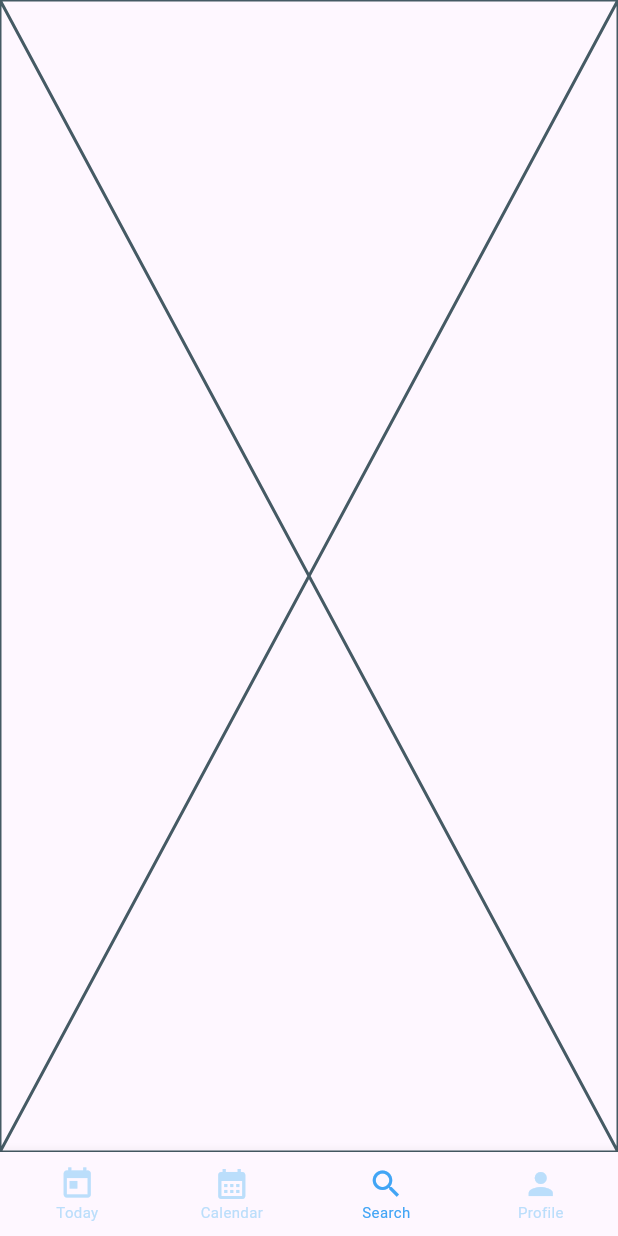
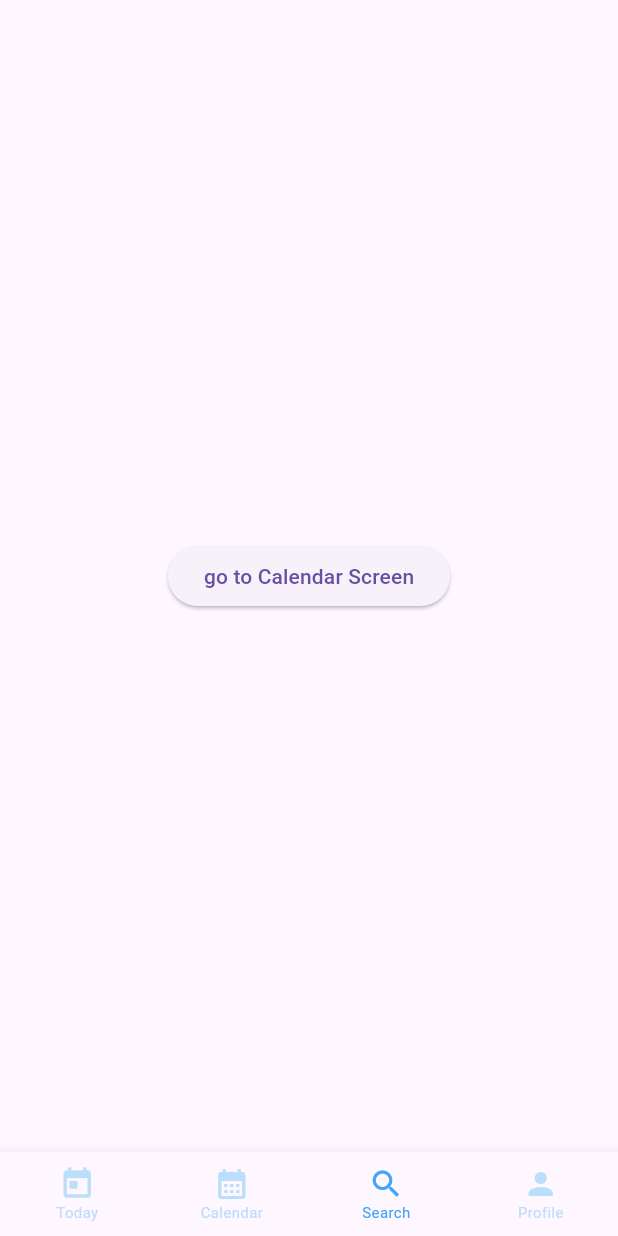
Before and after one commit to rldnd/diary, a Flutter app: the screen it shows after launch, item 3 of the bottom bar chosen, on a phone screen of 412 x 824 dp. Run offline on Flutter 3.47's test engine with Material 3 defaults, Android fonts, the phone set to English and light mode, and no system bars; our stand-ins replace another_flutter_splash_screen, flutter_dotenv, flutter_riverpod, go_router, lottie, riverpod_annotation and 2 more; accounts and stored records are empty; generated files the repository leaves out were written again; project files that could hold a hidden picture were left out.

```diff
--- a/lib/common/view/root_tab_screen.dart
+++ /dev/null
@@ -1,82 +0,0 @@
-import 'package:diary/calendar/view/calendar_screen.dart';
-import 'package:diary/common/components/default_layout.dart';
-import 'package:diary/profile/view/profile_screen.dart';
-import 'package:diary/search/view/search_screen.dart';
-import 'package:diary/today/view/today_screen.dart';
-import 'package:flutter/material.dart';
-
-class RootTabScreen extends StatefulWidget {
-  const RootTabScreen({super.key});
-
-  @override
-  State<RootTabScreen> createState() => _RootTabScreenState();
-}
-
-class _RootTabScreenState extends State<RootTabScreen>
-    with SingleTickerProviderStateMixin {
-  int _currentIndex = 0;
-  late TabController _tabController;
-
-  @override
-  void initState() {
-    super.initState();
-
-    _tabController = TabController(length: 4, vsync: this);
-    _tabController.addListener(_tabListener);
-  }
-
-  @override
-  void dispose() {
-    _tabController.dispose();
-    super.dispose();
-  }
-
-  void _tabListener() {
-    setState(() {
-      _currentIndex = _tabController.index;
-    });
-  }
-
-  @override
-  Widget build(BuildContext context) {
-    return DefaultLayout(
-      body: TabBarView(
-        physics: const NeverScrollableScrollPhysics(),
-        controller: _tabController,
-        children: const <Widget>[
-          TodayScreen(),
-          CalendarScreen(),
-          SearchScreen(),
-          ProfileScreen(),
-        ],
-      ),
-      bottomNavigation: BottomNavigationBar(
-        currentIndex: _currentIndex,
-        selectedFontSize: 10.0,
-        unselectedFontSize: 10.0,
-        type: BottomNavigationBarType.fixed,
-        selectedItemColor: Colors.blue[400],
-        unselectedItemColor: Colors.blue[100],
-        onTap: (index) => _tabController.animateTo(index),
-        items: const <BottomNavigationBarItem>[
-          BottomNavigationBarItem(
-            icon: Icon(Icons.today),
-            label: 'Today',
-          ),
-          BottomNavigationBarItem(
-            icon: Icon(Icons.calendar_month),
-            label: 'Calendar',
-          ),
-          BottomNavigationBarItem(
-            icon: Icon(Icons.search),
-            label: 'Search',
-          ),
-          BottomNavigationBarItem(
-            icon: Icon(Icons.person),
-            label: 'Profile',
-          ),
-        ],
-      ),
-    );
-  }
-}
--- /dev/null
+++ b/lib/common/view/scaffold_with_nav.dart
@@ -0,0 +1,64 @@
+import 'package:diary/common/components/default_layout.dart';
+import 'package:flutter/material.dart';
+import 'package:go_router/go_router.dart';
+
+class ScaffoldWithNav extends StatefulWidget {
+  final Widget child;
+  const ScaffoldWithNav({super.key, required this.child});
+
+  @override
+  State<ScaffoldWithNav> createState() => _ScaffoldWithNavState();
+}
+
+class _ScaffoldWithNavState extends State<ScaffoldWithNav> {
+  int currentIndex = 0;
+
+  void onTapBottomNavigation(int index) {
+    switch (index) {
+      case 0:
+        context.go('/today');
+      case 1:
+        context.go('/calendar');
+      case 2:
+        context.go('/search');
+      case 3:
+        context.go('/profile');
+    }
+
+    setState(() => currentIndex = index);
+  }
+
+  @override
+  Widget build(BuildContext context) {
+    return DefaultLayout(
+      body: widget.child,
+      bottomNavigation: BottomNavigationBar(
+        currentIndex: currentIndex,
+        selectedFontSize: 10.0,
+        unselectedFontSize: 10.0,
+        type: BottomNavigationBarType.fixed,
+        selectedItemColor: Colors.blue[400],
+        unselectedItemColor: Colors.blue[100],
+        onTap: onTapBottomNavigation,
+        items: const <BottomNavigationBarItem>[
+          BottomNavigationBarItem(
+            icon: Icon(Icons.today),
+            label: 'Today',
+          ),
+          BottomNavigationBarItem(
+            icon: Icon(Icons.calendar_month),
+            label: 'Calendar',
+          ),
+          BottomNavigationBarItem(
+            icon: Icon(Icons.search),
+            label: 'Search',
+          ),
+          BottomNavigationBarItem(
+            icon: Icon(Icons.person),
+            label: 'Profile',
+          ),
+        ],
+      ),
+    );
+  }
+}
--- a/lib/common/view/splash_screen.dart
+++ b/lib/common/view/splash_screen.dart
@@ -4,8 +4,6 @@ import 'package:go_router/go_router.dart';
 import 'package:lottie/lottie.dart';
 
 class SplashScreen extends StatefulWidget {
-  static String get routeName => 'splashScreen';
-
   const SplashScreen({super.key});
 
   @override
@@ -20,7 +18,7 @@ class _SplashScreenState extends State<SplashScreen> {
         useImmersiveMode: true,
         asyncNavigationCallback: () async {
           await Future.delayed(const Duration(seconds: 3));
-          context.go('/');
+          context.go('/today');
         },
         backgroundColor: Colors.white,
         splashScreenBody: Center(
--- a/lib/main.dart
+++ b/lib/main.dart
@@ -34,9 +34,11 @@ class _App extends ConsumerWidget {
 
   @override
   Widget build(BuildContext context, WidgetRef ref) {
+    final router = ref.watch(routerProvider);
+
     return MaterialApp.router(
       debugShowCheckedModeBanner: false,
-      routerConfig: ref.watch(routerProvider),
+      routerConfig: router,
     );
   }
 }
--- a/lib/search/view/search_screen.dart
+++ b/lib/search/view/search_screen.dart
@@ -1,4 +1,5 @@
 import 'package:flutter/material.dart';
+import 'package:go_router/go_router.dart';
 
 class SearchScreen extends StatefulWidget {
   const SearchScreen({super.key});
@@ -10,6 +11,11 @@ class SearchScreen extends StatefulWidget {
 class _SearchScreenState extends State<SearchScreen> {
   @override
   Widget build(BuildContext context) {
-    return const Placeholder();
+    return Center(
+      child: ElevatedButton(
+        child: const Text('go to Calendar Screen'),
+        onPressed: () => context.go('/search/calendar'),
+      ),
+    );
   }
 }
```
Also changed, not shown: lib/common/providers/route_provider.dart (+41 -4 lines).
